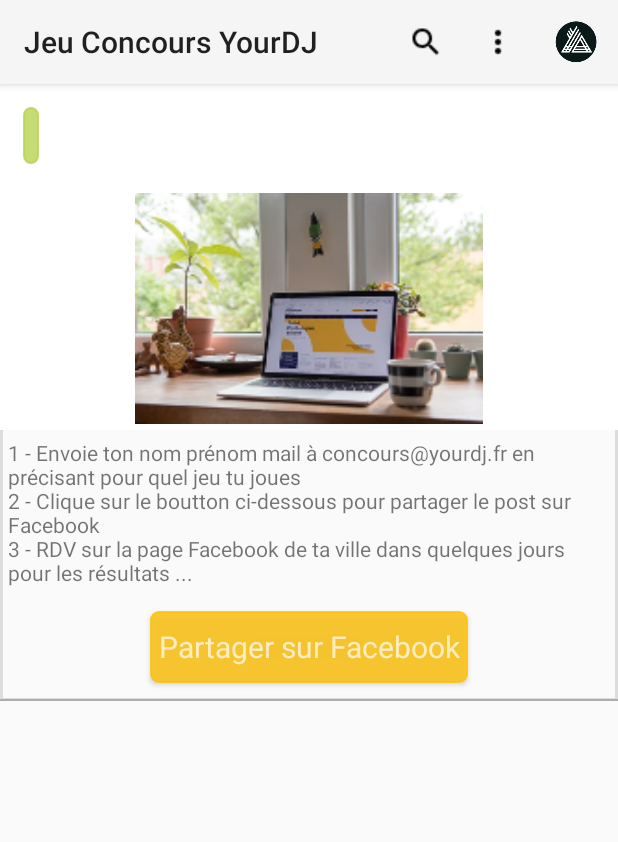
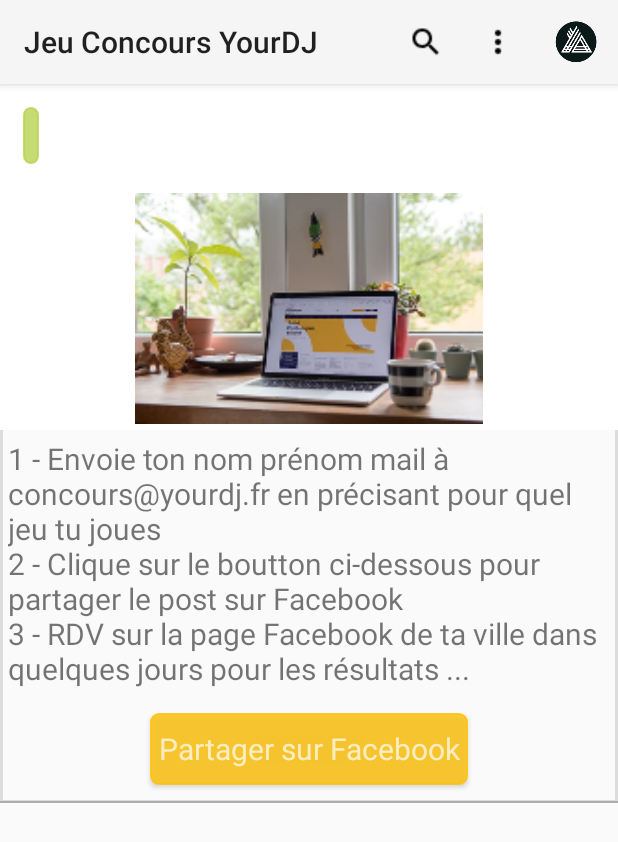
Before and after one commit to louloub/App23, an Android app: the EventPageActivity screen opened directly, with no data from a screen before it, on a phone screen of 412 x 824 dp. Shown: the top 842 px of the screen. Run offline under Robolectric (Android 15) with nearby library versions, the phone set to English and light mode, and no system bars; network calls fail; pictures from the network do not load; 4 statements that could not run were skipped.

```diff
--- a/app/src/main/res/layout/activity_event_page.xml
+++ b/app/src/main/res/layout/activity_event_page.xml
@@ -50,6 +50,7 @@
         android:layout_height="wrap_content">
 
         <TextView
+            android:textSize="@dimen/size_title"
             android:layout_width="wrap_content"
             android:layout_height="wrap_content"
             android:text="@string/contest_condition"
```
